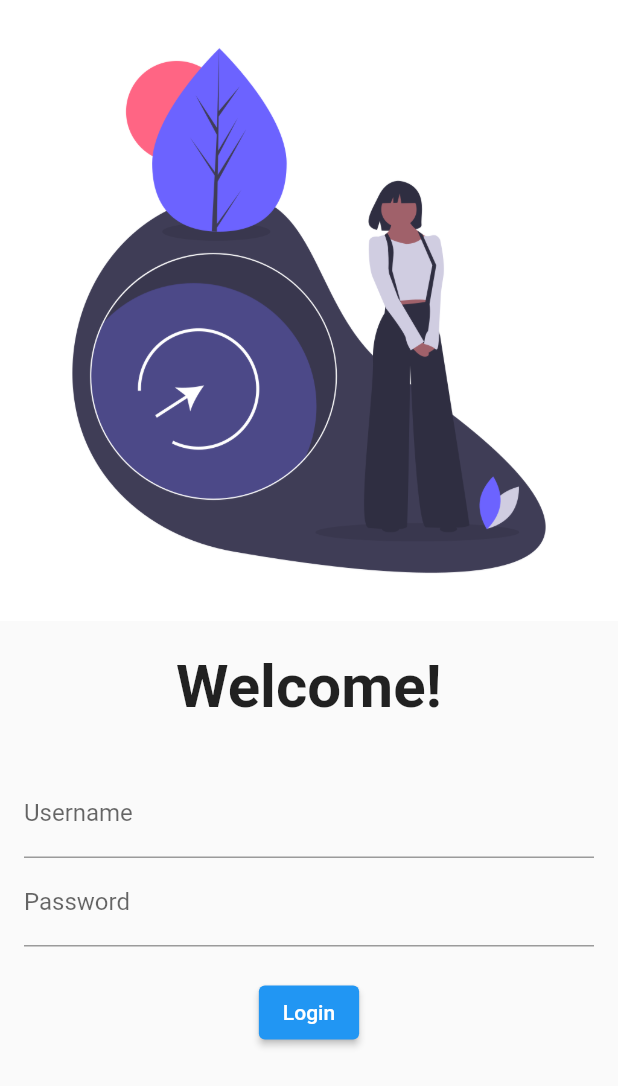
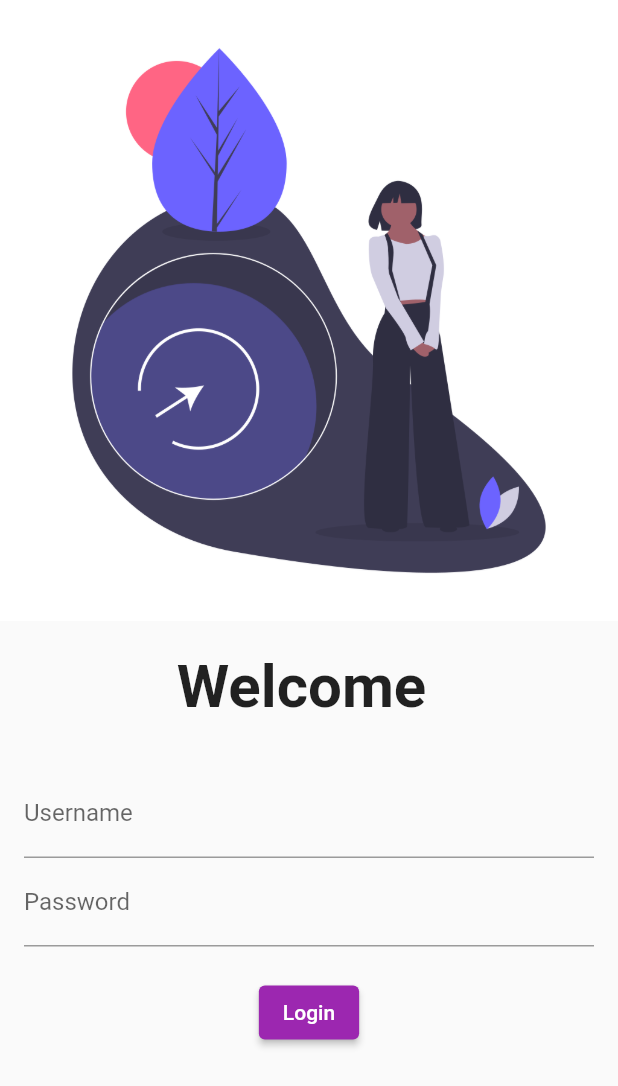
Before and after one commit to 10maysingh/CatalogApp, a Flutter app: the LoginPage screen opened by its route, on a phone screen of 412 x 824 dp. Shown: the top 1086 px of the screen. Run offline on Flutter 3.47's test engine with Material 2 defaults, Android fonts, the phone set to English and light mode, and no system bars; network calls fail.

Commit message:
Second commit

```diff
--- a/lib/login_page.dart
+++ b/lib/login_page.dart
@@ -1,9 +1,15 @@
 import 'package:flutter/material.dart';
 import 'utils/routes.dart';
 
-class LoginPage extends StatelessWidget {
-  const LoginPage({Key? key}) : super(key: key);
+class LoginPage extends StatefulWidget {
+  @override
+  _LoginPageState createState() => _LoginPageState();
+}
 
+
+class _LoginPageState extends State<LoginPage>{
+
+  String name = "";
   @override
   Widget build(BuildContext context) {
     return Material(
@@ -15,7 +21,7 @@ class LoginPage extends StatelessWidget {
             height: 20,
           ),
 
-          Text("Welcome!",
+          Text("Welcome $name",
           style: TextStyle(
             fontSize: 40,
             fontWeight: FontWeight.bold,
@@ -30,7 +36,13 @@ class LoginPage extends StatelessWidget {
                   decoration: InputDecoration(
                   hintText: "Enter Username",
                   labelText: "Username",
-                )
+                ),
+                  onChanged: (value){
+                    name = value;
+                    setState(() {
+
+                    });
+                  },
               ),
               TextFormField(
                   obscureText: true,
--- /dev/null
+++ b/lib/widgets/theme.dart
@@ -0,0 +1,17 @@
+import 'package:flutter/material.dart';
+
+class MyTheme {
+  static ThemeData lightTheme(BuildContext context)=> ThemeData(
+  primarySwatch: Colors.purple,
+  appBarTheme: AppBarTheme(
+  color: Colors.white,
+  elevation: 0.0,
+  iconTheme: IconThemeData(color: Colors.black),
+
+  )
+  );
+
+  static ThemeData darkTheme(BuildContext context)=> ThemeData(
+    brightness: Brightness.dark,
+  );
+}
```
Also changed, not shown: lib/home_page.dart (+18 -11 lines), lib/main.dart (+6 -1 lines), lib/models/catalog.dart (added, +25 -0 lines), lib/widgets/drawer.dart (added, +69 -0 lines), lib/widgets/item_widgets.dart (added, +26 -0 lines).
